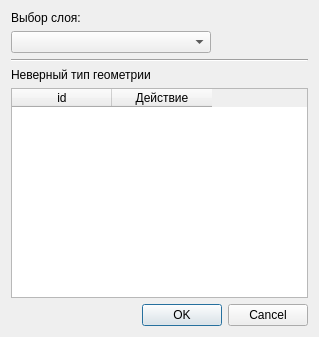
This is sem7/programming_gis/super_duper_point_mover/super_duper_point_mover_dialog_base.ui in faurkonig/i-love-karpov as Qt 5 draws it before an edit. The edited form follows.
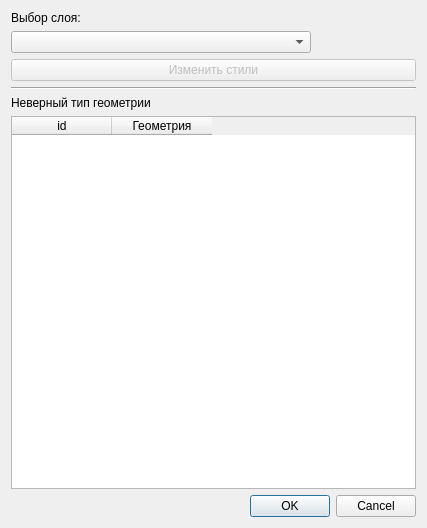
This is the edited form.

Commit message: Added styles to super duper point mover

```diff
--- a/sem7/programming_gis/super_duper_point_mover/super_duper_point_mover_dialog_base.ui
+++ b/sem7/programming_gis/super_duper_point_mover/super_duper_point_mover_dialog_base.ui
@@ -6,8 +6,8 @@
    <rect>
     <x>0</x>
     <y>0</y>
-    <width>319</width>
-    <height>337</height>
+    <width>427</width>
+    <height>528</height>
    </rect>
   </property>
   <property name="windowTitle">
@@ -27,12 +27,22 @@
       <widget class="QComboBox" name="layerComboBox">
        <property name="maximumSize">
         <size>
-         <width>200</width>
+         <width>300</width>
          <height>16777215</height>
         </size>
        </property>
       </widget>
      </item>
+     <item>
+      <widget class="QPushButton" name="editStyleButton">
+       <property name="enabled">
+        <bool>false</bool>
+       </property>
+       <property name="text">
+        <string>Изменить стили</string>
+       </property>
+      </widget>
+     </item>
      <item>
       <widget class="Line" name="line">
        <property name="orientation">
@@ -56,7 +66,7 @@
        </column>
        <column>
         <property name="text">
-         <string>Действие</string>
+         <string>Геометрия</string>
         </property>
        </column>
       </widget>
```
The commit also changes 3 other files.
